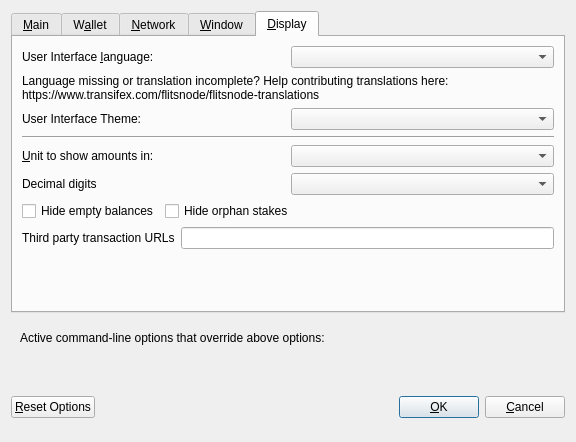
First picture: the form in src/qt/forms/optionsdialog.ui, repository decenomy/FLS, before the edit.
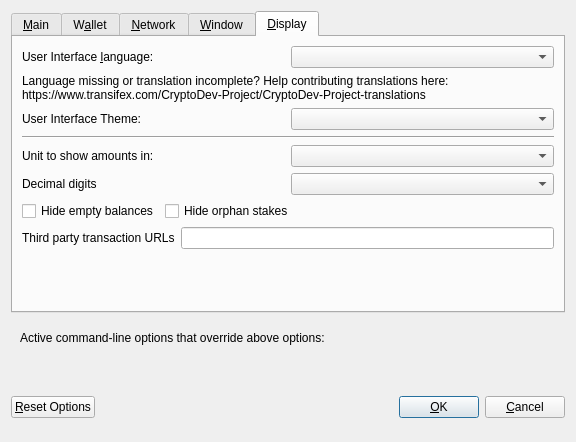
Second picture: the form after the edit. The open tabs and pages were chosen to show the change. Custom widgets are drawn as their Qt base class.

Patch:
```diff
--- a/src/qt/forms/optionsdialog.ui
+++ b/src/qt/forms/optionsdialog.ui
@@ -524,7 +524,7 @@
          </property>
          <property name="text">
           <string>Language missing or translation incomplete? Help contributing translations here:
-https://www.transifex.com/flitsnode/flitsnode-translations</string>
+https://www.transifex.com/CryptoDev-Project/CryptoDev-Project-translations</string>
          </property>
          <property name="wordWrap">
           <bool>true</bool>
@@ -552,6 +552,12 @@
         </layout>
        </item>
        <item>
+        <widget class="QWidget" name="verticalZflsDisplayWidget" native="true">
+         <layout class="QVBoxLayout" name="verticalZflsDisplayLayout">
+          <property name="margin">
+           <number>0</number>
+          </property>
+          <item>
         <widget class="Line" name="line">
          <property name="orientation">
           <enum>Qt::Horizontal</enum>
@@ -563,7 +569,7 @@
          <item>
           <widget class="QLabel" name="unitLabel">
            <property name="text">
-            <string>&amp;Unit to show amounts in:</string>
+               <string>Unit to show amounts in:</string>
            </property>
            <property name="textFormat">
             <enum>Qt::PlainText</enum>
@@ -659,6 +665,9 @@
           </widget>
          </item>
         </layout>
+          </item>
+         </layout>
+        </widget>
        </item>
        <item>
         <spacer name="verticalSpacer">
```
Left out of the diff: 21 changed lines with no effect on the pictures. Lines whose indentation alone changed are shown as unchanged.
